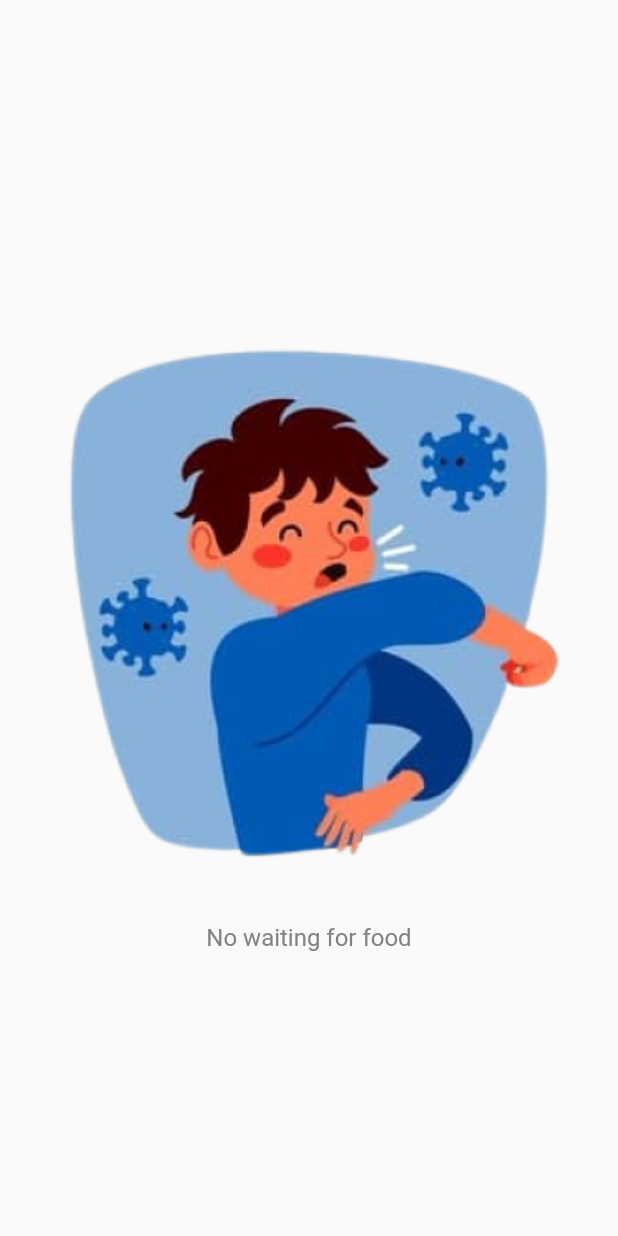
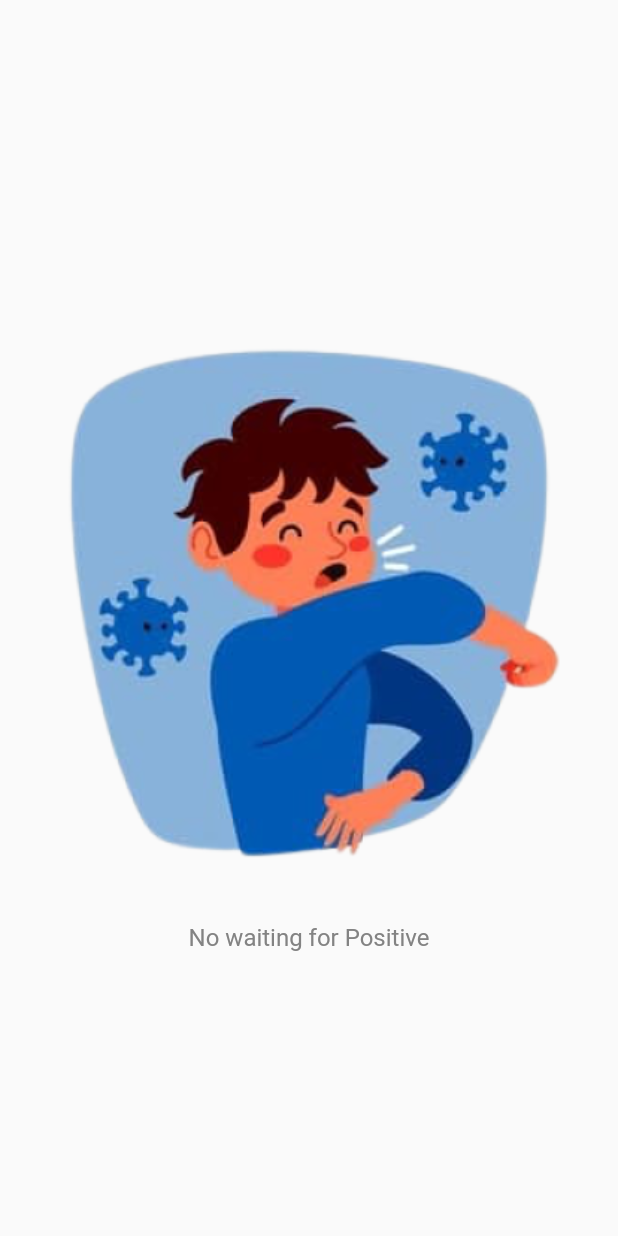
Before and after one commit to Viraj-Sankalpa/covid-tracer, a Flutter app: the SplashScreen screen opened directly, on a phone screen of 412 x 824 dp. Run offline on Flutter 3.47's test engine with Material 2 defaults, Android fonts, the phone set to English and light mode, and no system bars.

Commit message:
splash screen debug

```diff
--- a/lib/splash_screens/splash_screen.dart
+++ b/lib/splash_screens/splash_screen.dart
@@ -30,9 +30,10 @@ class _SplashScreenState extends State<SplashScreen> {
           mainAxisAlignment: MainAxisAlignment.center,
           children: [
             Image.asset(Constants.imageAssest('splash1.png')),
+            // width: size.width * 0.5, height: size.height * 0.5),
             const SizedBox(height: 8.0),
             const Text(
-              "No waiting for food",
+              "No waiting for Positive",
               style: TextStyle(
                 fontSize: 16,
                 color: Color(0xff838383),
```
Also changed, not shown: 4 other files.
